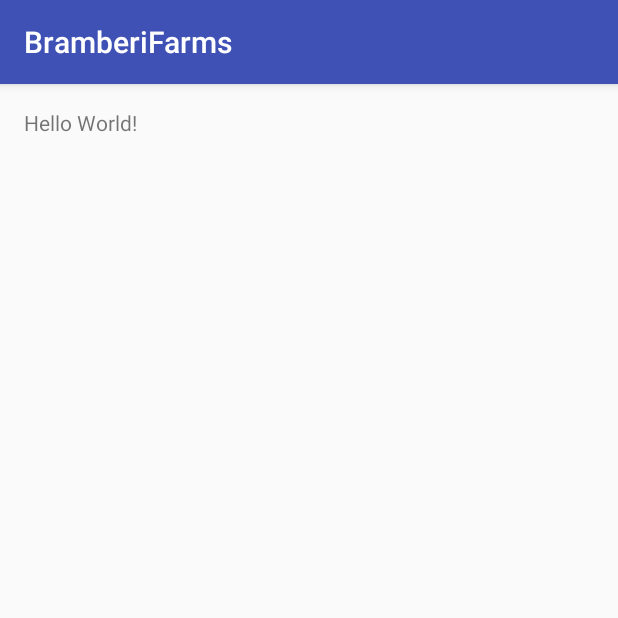
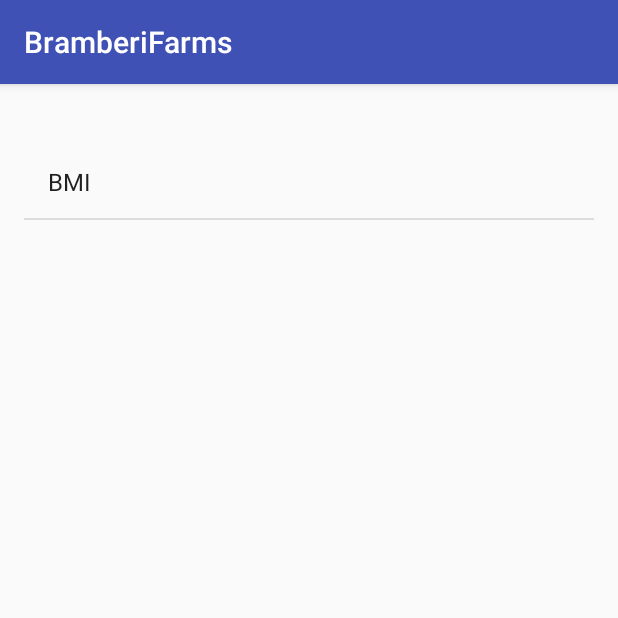
Before and after one commit to civrev/Bramberi, an Android app: the screen it shows after launch (MainActivity), on a phone screen of 412 x 824 dp, the top half of it. Run offline under Robolectric (Android 15) with nearby library versions, the phone set to English and light mode, and no system bars.

Commit message:
Main Menu
I set up the main menu for the app. Of course beautification comes later

```diff
--- a/BramberiFarms/app/src/main/AndroidManifest.xml
+++ b/BramberiFarms/app/src/main/AndroidManifest.xml
@@ -15,6 +15,7 @@
                 <category android:name="android.intent.category.LAUNCHER" />
             </intent-filter>
         </activity>
+        <activity android:name=".TestActivity"></activity>
     </application>
 
 </manifest>
--- /dev/null
+++ b/BramberiFarms/app/src/main/java/mobileapps/bramberifarms/ListDisplay.java
@@ -0,0 +1,43 @@
+package mobileapps.bramberifarms;
+
+import android.content.Intent;
+
+/**
+ * Created by Christian on 3/1/2017.
+ */
+
+public class ListDisplay {
+
+    private String name;
+    private int rid;
+    private Intent intent;
+
+    public ListDisplay (String pname, int prid, Intent pintent){
+        this.name = pname;
+        this.rid = prid;
+        this.intent = pintent;
+    }
+
+    public String getName() {
+        return this.name;
+    }
+    public void setName(String pname) {
+        this.name = pname;
+    }
+    public int getRID() {
+        return this.rid;
+    }
+    public void setRID(int prid) {
+        this.rid = prid;
+    }
+    public Intent getIntentPlus() {
+        return this.intent;
+    }
+    public void setIntentPlus(Intent pintent) {
+        this.intent = pintent;
+    }
+    @Override
+    public String toString(){
+        return this.name;
+    }
+}
--- a/BramberiFarms/app/src/main/java/mobileapps/bramberifarms/MainActivity.java
+++ b/BramberiFarms/app/src/main/java/mobileapps/bramberifarms/MainActivity.java
@@ -1,7 +1,12 @@
 package mobileapps.bramberifarms;
 
+import android.content.Intent;
 import android.support.v7.app.AppCompatActivity;
 import android.os.Bundle;
+import android.view.View;
+import android.widget.AdapterView;
+import android.widget.ArrayAdapter;
+import android.widget.ListView;
 
 public class MainActivity extends AppCompatActivity {
 
@@ -9,5 +14,27 @@ public class MainActivity extends AppCompatActivity {
     protected void onCreate(Bundle savedInstanceState) {
         super.onCreate(savedInstanceState);
         setContentView(R.layout.activity_main);
+
+        final ListView listView = (ListView) findViewById(R.id.listView);
+        int listItems = 1; //size of the array holding the list
+        final ListDisplay [] listArry = new ListDisplay[listItems];
+        // add intents to the list here. Whenever a new page needs to be gone to from menu
+        // all you have to do is give it a name, and use the name of the .class file
+        // the test activity is an example, it sends you to the BMI I did earlier
+        listArry[0] = new ListDisplay("BMI", 8, new Intent(MainActivity.this, TestActivity.class));
+
+
+        ArrayAdapter<ListDisplay> testAdapter = new ArrayAdapter<ListDisplay>(this,
+                android.R.layout.simple_list_item_1, android.R.id.text1, listArry);
+
+        listView.setAdapter(testAdapter);
+
+        listView.setOnItemClickListener(new AdapterView.OnItemClickListener() {
+            @Override
+            public void onItemClick(AdapterView<?> parent, View view, int position, long id) {
+                startActivity(listArry[position].getIntentPlus());
+            }
+        });
+
     }
 }
--- a/BramberiFarms/app/src/main/res/layout/activity_main.xml
+++ b/BramberiFarms/app/src/main/res/layout/activity_main.xml
@@ -10,8 +10,10 @@
     android:paddingTop="@dimen/activity_vertical_margin"
     tools:context="mobileapps.bramberifarms.MainActivity">
 
-    <TextView
-        android:layout_width="wrap_content"
-        android:layout_height="wrap_content"
-        android:text="Hello World!" />
+    <ListView
+        android:layout_width="match_parent"
+        android:layout_height="match_parent"
+        android:layout_alignParentStart="true"
+        android:layout_marginTop="25dp"
+        android:id="@+id/listView" />
 </RelativeLayout>
```
Also changed, not shown: BramberiFarms/app/src/main/java/mobileapps/bramberifarms/TestActivity.java (added, +90 -0 lines), BramberiFarms/app/src/main/res/layout/activity_test.xml (added, +122 -0 lines).
